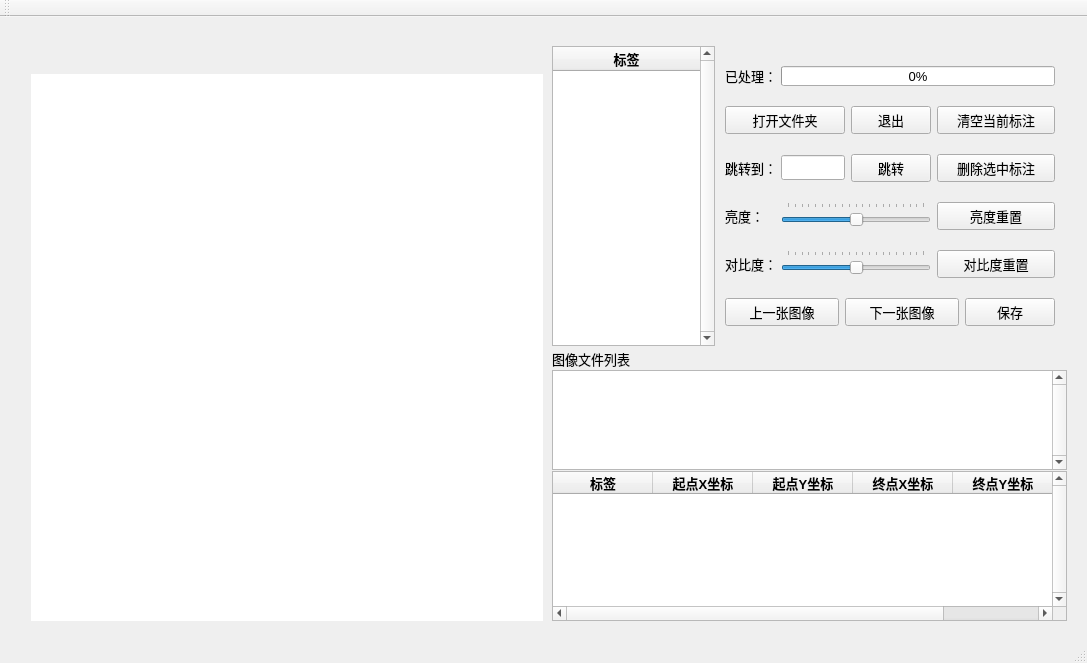
The window that src/plot.ui (qiangw21/plot) describes before a commit, drawn with Qt 5.
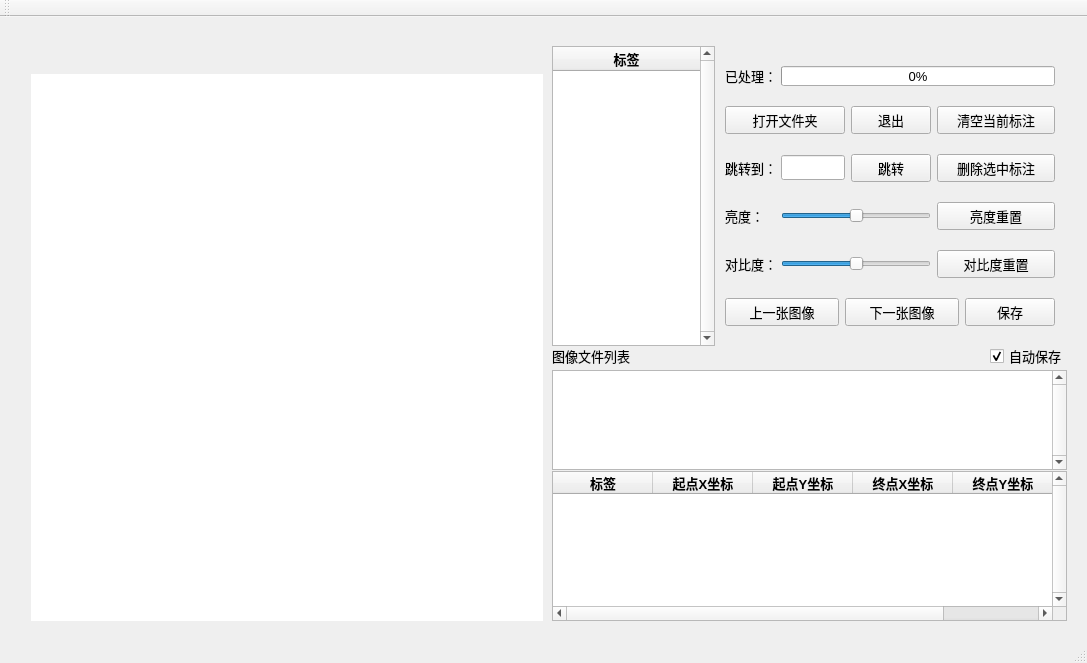
The same window after the commit. Icons and pictures are not drawn.

```diff
--- a/src/plot.ui
+++ b/src/plot.ui
@@ -555,8 +555,11 @@
                    <property name="orientation">
                     <enum>Qt::Horizontal</enum>
                    </property>
+                   <property name="invertedAppearance">
+                    <bool>false</bool>
+                   </property>
                    <property name="tickPosition">
-                    <enum>QSlider::TicksAbove</enum>
+                    <enum>QSlider::NoTicks</enum>
                    </property>
                   </widget>
                  </item>
@@ -626,7 +629,7 @@
                     <enum>Qt::Horizontal</enum>
                    </property>
                    <property name="tickPosition">
-                    <enum>QSlider::TicksAbove</enum>
+                    <enum>QSlider::NoTicks</enum>
                    </property>
                   </widget>
                  </item>
@@ -913,6 +916,16 @@
              </property>
             </widget>
            </item>
+           <item row="0" column="1">
+            <widget class="QCheckBox" name="autosave">
+             <property name="text">
+              <string>自动保存</string>
+             </property>
+             <property name="checked">
+              <bool>true</bool>
+             </property>
+            </widget>
+           </item>
           </layout>
          </widget>
         </item>
```
Left out of the diff: 54 changed lines with no effect on the pictures.
